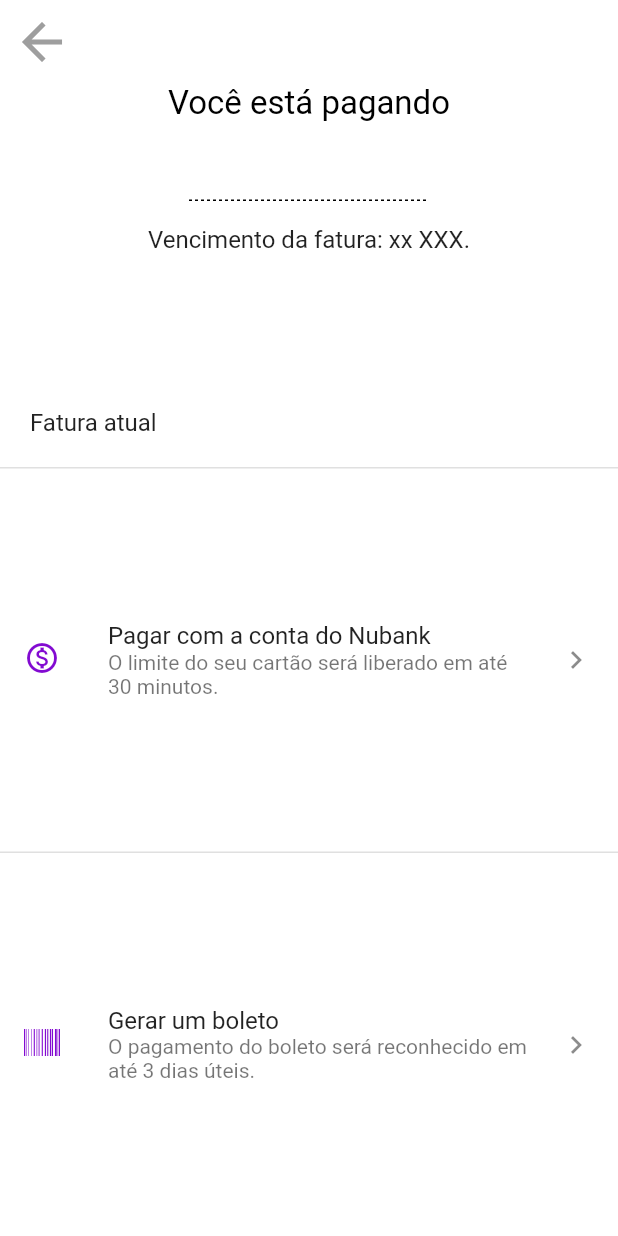
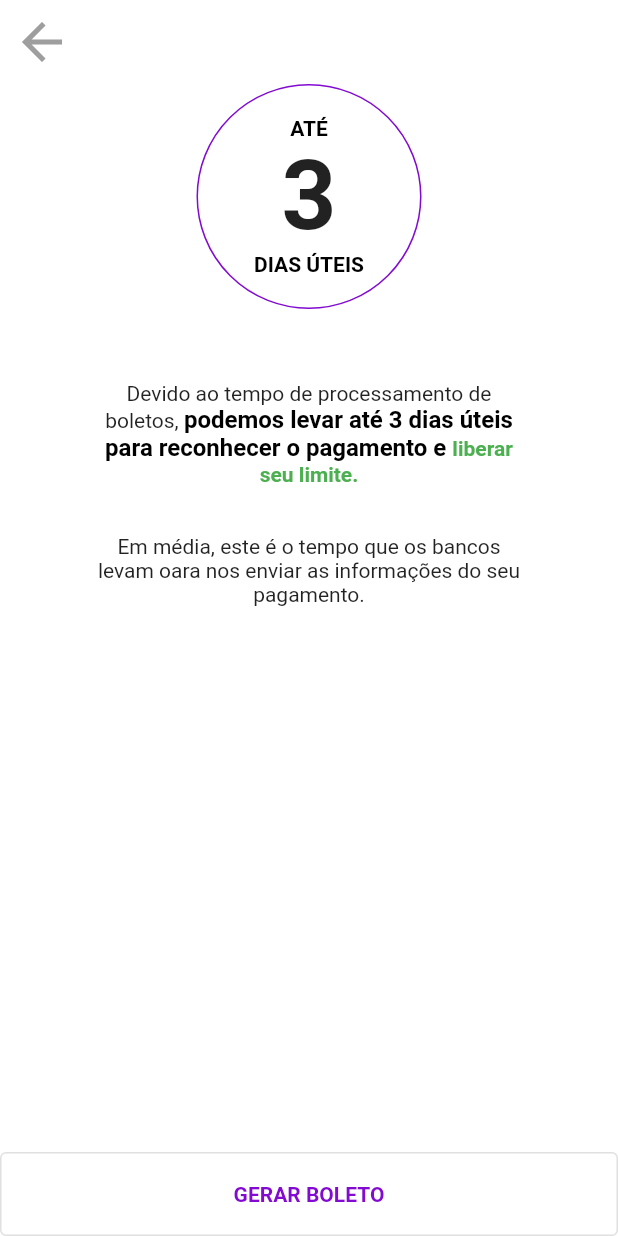
Before and after one commit to Eduardo-Tanaka/Nubank-flutter, a Flutter app: the PagarModoPagamentoPage screen opened directly with empty values, after a tap on "Gerar um boleto", on a phone screen of 412 x 824 dp. Run offline on Flutter 3.47's test engine with Material 2 defaults, Android fonts, the phone set to English and light mode, and no system bars; drawn by our look-alikes of dotted_line; our stand-ins replace contacts_service, flutter_masked_text2, font_awesome_flutter, google_fonts, permission_handler, share_plus; missing offline and left inert: qr_code_scanner.

Commit message:
pagar boleto page

```diff
--- a/lib/app_widget.dart
+++ b/lib/app_widget.dart
@@ -30,6 +30,7 @@ import 'package:nubank/modules/transferir/transferir_destino_page.dart';
 import 'package:nubank/modules/transferir/transferir_page.dart';
 import 'package:nubank/shared/themes/app_colors.dart';
 
+import 'modules/pagar/pagar_boleto_page.dart';
 import 'modules/pagar/pagar_modo_pagamento_page.dart';
 import 'modules/pagar/pagar_valor_page.dart';
 import 'modules/pix/pix_chaves/pix_chaves_page.dart';
@@ -68,6 +69,7 @@ class AppWidget extends StatelessWidget {
       "/limite": LimitePage(),
       "/meus_dados": MeusDadosPage(),
       "/pagar": PagarPage(),
+      "/pagar_boleto": PagarBoletoPage(),
       "/pagar_modo_pagamento": PagarModoPagamentoPage(),
       "/pagar_valor": PagarValorPage(),
       "/perfil": PerfilPage(),
@@ -114,6 +116,7 @@ class AppWidget extends StatelessWidget {
               switch (settings.name) {
                 case "/ajuda_pix_detalhe":
                 case "/meus_dados":
+                case "/pagar_boleto":
                 case "/pagar_modo_pagamento":
                 case "/pix_copia_cola":
                 case "/pix_chaves":
--- /dev/null
+++ b/lib/modules/pagar/pagar_boleto_page.dart
@@ -0,0 +1,107 @@
+import 'package:flutter/material.dart';
+import 'package:google_fonts/google_fonts.dart';
+import 'package:nubank/shared/themes/app_colors.dart';
+import 'package:nubank/shared/themes/app_text_styles.dart';
+import 'package:nubank/shared/widgets/app_bar/app_bar_widget.dart';
+
+class PagarBoletoPage extends StatelessWidget {
+  const PagarBoletoPage({Key? key}) : super(key: key);
+
+  @override
+  Widget build(BuildContext context) {
+    return Scaffold(
+      appBar: AppBarWidget(
+        icon: Icons.arrow_back,
+      ),
+      body: Column(
+        mainAxisAlignment: MainAxisAlignment.spaceBetween,
+        children: [
+          Padding(
+            padding: const EdgeInsets.symmetric(horizontal: 64),
+            child: Column(
+              children: [
+                Center(
+                  child: Container(
+                    width: 150,
+                    height: 150,
+                    decoration: new BoxDecoration(
+                      border: Border.all(color: AppColors.primary),
+                      shape: BoxShape.circle,
+                    ),
+                    child: Column(
+                      mainAxisAlignment: MainAxisAlignment.center,
+                      children: [
+                        Text(
+                          "ATÉ",
+                          style: TextStyles.textBlackSmall,
+                        ),
+                        Padding(
+                          padding: EdgeInsets.zero,
+                          child: Text(
+                            "3",
+                            style: TextStyle(
+                              fontSize: 64,
+                              fontWeight: FontWeight.w600,
+                              fontFamily: GoogleFonts.roboto().fontFamily,
+                            ),
+                          ),
+                        ),
+                        Text(
+                          "DIAS ÚTEIS",
+                          style: TextStyles.textBlackSmall,
+                        ),
+                      ],
+                    ),
+                  ),
+                ),
+                Padding(
+                  padding: const EdgeInsets.only(top: 48, bottom: 32),
+                  child: Text.rich(
+                    TextSpan(
+                      text: "Devido ao tempo de processamento de boletos, ",
+                      children: [
+                        TextSpan(
+                          text:
+                              "podemos levar até 3 dias úteis para reconhecer o pagamento e ",
+                          style: TextStyles.textBlack,
+                        ),
+                        TextSpan(
+                          text: "liberar seu limite.",
+                          style: TextStyles.textMoneyGreen,
+                        ),
+                      ],
+                    ),
+                    textAlign: TextAlign.center,
+                  ),
+                ),
+                Text(
+                  "Em média, este é o tempo que os bancos levam oara nos enviar as informações do seu pagamento.",
+                  textAlign: TextAlign.center,
+                ),
+              ],
+            ),
+          ),
+          Row(
+            children: [
+              Expanded(
+                child: OutlinedButton(
+                  style: OutlinedButton.styleFrom(
+                    primary: Colors.black,
+                  ),
+                  onPressed: () {},
+                  child: Padding(
+                    padding: const EdgeInsets.symmetric(vertical: 20),
+                    child: Text(
+                      "GERAR BOLETO",
+                      style: TextStyles.textNuSmallBold,
+                    ),
+                  ),
+                ),
+              ),
+            ],
+          )
+        ],
+      ),
+    );
+  }
+}
--- a/lib/modules/pagar/pagar_modo_pagamento_page.dart
+++ b/lib/modules/pagar/pagar_modo_pagamento_page.dart
@@ -120,7 +120,9 @@ class PagarModoPagamentoPage extends StatelessWidget {
             child: Material(
               color: Colors.transparent,
               child: InkWell(
-                onTap: () {},
+                onTap: () {
+                  Navigator.pushNamed(context, "/pagar_boleto");
+                },
                 child: Container(
                   child: Center(
                     child: ListTile(
--- a/lib/shared/themes/app_text_styles.dart
+++ b/lib/shared/themes/app_text_styles.dart
@@ -119,6 +119,11 @@ class TextStyles {
     fontSize: 14,
     color: AppColors.primary,
   );
+  static final textNuSmallBold = GoogleFonts.roboto(
+    fontSize: 14,
+    fontWeight: FontWeight.w600,
+    color: AppColors.primary,
+  );
   static final textNuBold = GoogleFonts.roboto(
     fontSize: 18,
     fontWeight: FontWeight.w600,
--- /dev/null
+++ b/lib/shared/widgets/button_bottom/button_bottom_widget.dart
@@ -0,0 +1,10 @@
+import 'package:flutter/material.dart';
+
+class ButtonBottomWidget extends StatelessWidget {
+  const ButtonBottomWidget({Key? key}) : super(key: key);
+
+  @override
+  Widget build(BuildContext context) {
+    return Container();
+  }
+}
```
